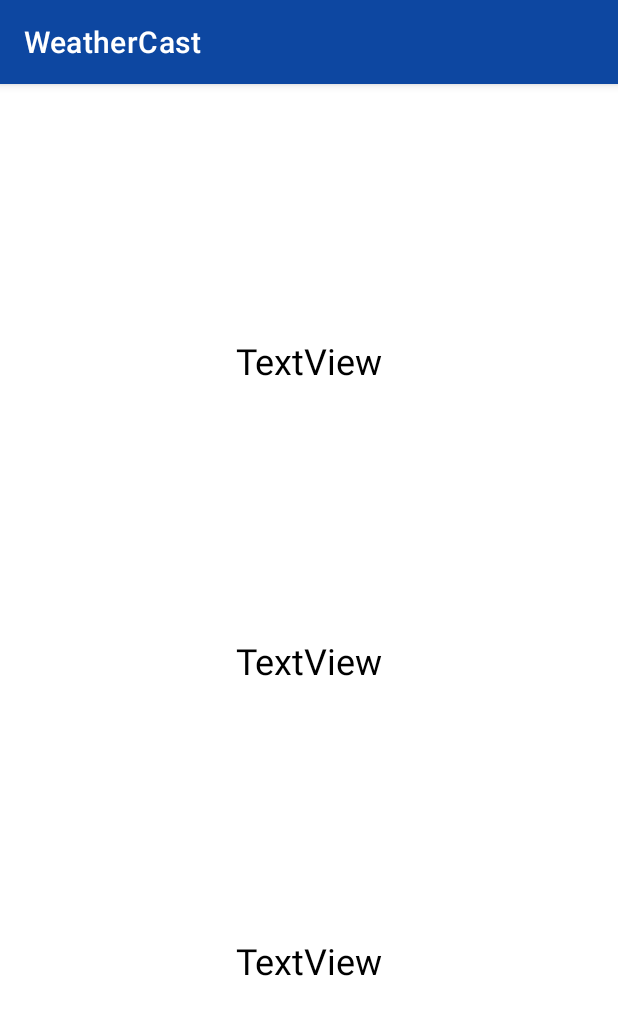
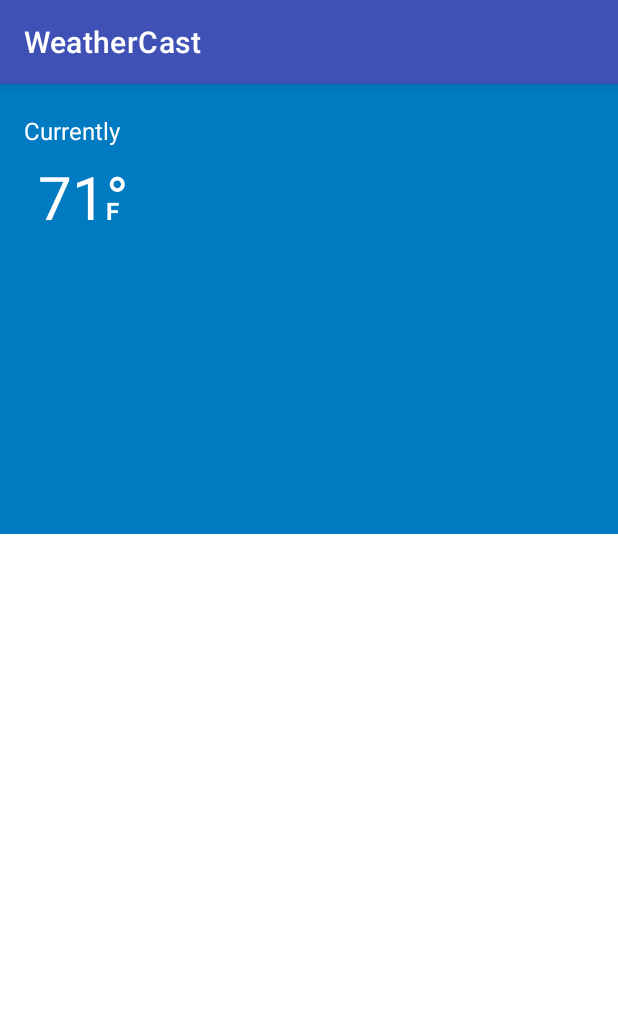
Before and after one commit to thatwaz/WeatherCast, an Android app: the screen it shows after launch (MainActivity), on a phone screen of 412 x 824 dp. Shown: the top 1015 px of the screen. Run offline under Robolectric (Android 15) with nearby library versions, the phone set to English and light mode, and no system bars; libraries missing offline, so code that uses them is left out: com.karumi.dexter.

Commit message:
update data classes for current weather to include sunrise and sunset. start on u.i. for current weather

```diff
--- a/app/src/main/java/com/thatwaz/weathercast/model/weatherresponse/Main.kt
+++ b/app/src/main/java/com/thatwaz/weathercast/model/weatherresponse/Main.kt
@@ -6,18 +6,12 @@ import com.google.gson.annotations.SerializedName
 data class Main(
     @SerializedName("feels_like")
     val feelsLike: Double,
-    @SerializedName("grnd_level")
-    val grndLevel: Int,
     @SerializedName("humidity")
     val humidity: Int,
     @SerializedName("pressure")
     val pressure: Int,
-    @SerializedName("sea_level")
-    val seaLevel: Int,
     @SerializedName("temp")
     val temp: Double,
-    @SerializedName("temp_kf")
-    val tempKf: Double,
     @SerializedName("temp_max")
     val tempMax: Double,
     @SerializedName("temp_min")
--- a/app/src/main/java/com/thatwaz/weathercast/model/weatherresponse/Wind.kt
+++ b/app/src/main/java/com/thatwaz/weathercast/model/weatherresponse/Wind.kt
@@ -6,8 +6,6 @@ import com.google.gson.annotations.SerializedName
 data class Wind(
     @SerializedName("deg")
     val deg: Int,
-    @SerializedName("gust")
-    val gust: Double,
     @SerializedName("speed")
     val speed: Double
 )
--- a/app/src/main/java/com/thatwaz/weathercast/network/WeatherService.kt
+++ b/app/src/main/java/com/thatwaz/weathercast/network/WeatherService.kt
@@ -13,6 +13,7 @@ interface WeatherService {
         @Query("appid") appId: String,
         @Query("lat") latitude: Double,
         @Query("lon") longitude: Double,
+
 
         ): Response<WeatherResponse>
 
--- a/app/src/main/java/com/thatwaz/weathercast/view/ui/CurrentWeatherFragment.kt
+++ b/app/src/main/java/com/thatwaz/weathercast/view/ui/CurrentWeatherFragment.kt
@@ -5,7 +5,6 @@ import android.annotation.SuppressLint
 import android.content.ActivityNotFoundException
 import android.content.Context
 import android.content.Intent
-import android.icu.text.SimpleDateFormat
 import android.location.Location
 import android.location.LocationManager
 import android.net.Uri
@@ -19,8 +18,6 @@ import android.view.View
 import android.view.ViewGroup
 import android.widget.Toast
 import androidx.appcompat.app.AlertDialog
-import androidx.core.content.ContentProviderCompat.requireContext
-import androidx.core.content.ContextCompat.startActivity
 import androidx.fragment.app.viewModels
 import com.google.android.gms.location.FusedLocationProviderClient
 import com.google.android.gms.location.LocationCallback
@@ -38,7 +35,6 @@ import com.thatwaz.weathercast.databinding.FragmentCurrentWeatherBinding
 
 
 import com.google.android.gms.location.*
-import com.thatwaz.weathercast.model.weatherresponse.WeatherResponse
 import com.thatwaz.weathercast.viewmodel.WeatherViewModel
 import java.util.*
 
@@ -64,13 +60,17 @@ class CurrentWeatherFragment : Fragment() {
         viewModel.weatherData.observe(viewLifecycleOwner) { weatherData ->
             // Update the UI with the weather data
             // Use binding to access the views in your fragment layout
-            binding.tvCurrentLocation.text = weatherData?.name
-            binding.tvCurrentWeatherDescription.text = weatherData?.weather?.get(0)?.description
-            val kelvinTemp = weatherData?.main!!.temp
-            val fahrenheitTemp = kelvinTemp.let { (it - 273.15) * 9/5 + 32 }
-            binding.tvCurrentTemperature.text = fahrenheitTemp.toInt().toString() + " \u00B0"
+//            binding.tvCurrentLocation.text = weatherData?.name
+//            binding.tvCurrentWeatherDescription.text = weatherData?.weather?.get(0)?.description
+//            val kelvinTemp = weatherData?.main!!.temp
+//            val fahrenheitTemp = kelvinTemp.let { (it - 273.15) * 9/5 + 32 }
+//            binding.tvCurrentTemperature.text = fahrenheitTemp.toInt().toString() + " \u00B0"
             // ... update other views ...
         }
+
+//        viewModel.sunriseTime.observe(viewLifecycleOwner) { sunriseTime ->
+//            Log.i("DOH!", "Sunrise Time: $sunriseTime")
+//        }
 
 //        viewModel.weatherData.observe(viewLifecycleOwner) { weatherResponse ->
 //            if (weatherResponse != null) {
--- a/app/src/main/res/layout/fragment_current_weather.xml
+++ b/app/src/main/res/layout/fragment_current_weather.xml
@@ -6,42 +6,65 @@
     android:layout_height="match_parent"
     tools:context=".view.ui.CurrentWeatherFragment">
 
+    <androidx.constraintlayout.widget.ConstraintLayout
+        android:id="@+id/cl_top"
+        android:layout_width="match_parent"
+        android:layout_height="300dp"
+        android:background="@color/sky_blue"
+        app:layout_constraintEnd_toEndOf="parent"
+        app:layout_constraintHorizontal_bias="0.0"
+        app:layout_constraintStart_toStartOf="parent"
+        app:layout_constraintTop_toTopOf="parent">
+
+        <TextView
+            android:id="@+id/lbl_currently"
+            android:layout_width="wrap_content"
+            android:layout_height="wrap_content"
+            android:text="Currently"
+            android:layout_marginTop="20dp"
+            android:layout_marginStart="16dp"
+            android:textColor="@color/white"
+            android:textSize="16sp"
+            app:layout_constraintStart_toStartOf="parent"
+            app:layout_constraintTop_toTopOf="parent" />
+
+        <TextView
+            android:id="@+id/tv_current_temperature"
+            android:layout_width="wrap_content"
+            android:layout_height="wrap_content"
+            android:text="71"
+            android:layout_marginTop="6dp"
+            android:textColor="@color/white"
+            android:textSize="40sp"
+            app:layout_constraintStart_toStartOf="@id/lbl_currently"
+            app:layout_constraintTop_toBottomOf="@id/lbl_currently"
+            app:layout_constraintEnd_toEndOf="@id/lbl_currently"/>
+
+        <TextView
+            android:id="@+id/unicode_temperature_symbol"
+            app:layout_constraintTop_toTopOf="@id/tv_current_temperature"
+            app:layout_constraintStart_toStartOf="@id/tv_current_temperature"
+            android:layout_marginStart="35dp"
+            android:textSize="40sp"
+            android:text=" \u00B0"
+            android:textColor="@color/white"
+            android:layout_width="wrap_content"
+            android:layout_height="wrap_content"/>
+
+
     <TextView
-        android:id="@+id/tv_current_weather_description"
+        android:id="@+id/lbl_fahrenheit"
         android:layout_width="wrap_content"
         android:layout_height="wrap_content"
-        android:text="TextView"
-        android:textColor="@color/black"
-        android:textSize="24sp"
-        app:layout_constraintBottom_toBottomOf="parent"
-        app:layout_constraintEnd_toEndOf="parent"
-        app:layout_constraintHorizontal_bias="0.5"
-        app:layout_constraintStart_toStartOf="parent"
-        app:layout_constraintTop_toTopOf="parent" />
+        android:textStyle="bold"
+        app:layout_constraintBaseline_toBaselineOf="@id/tv_current_temperature"
+        app:layout_constraintStart_toEndOf="@id/tv_current_temperature"
+        android:textSize="16sp"
+        android:text="F"
+        android:textColor="@color/white"
+/>
 
-    <TextView
-        android:id="@+id/tvCurrentLocation"
-        android:layout_width="wrap_content"
-        android:layout_height="wrap_content"
-        android:text="TextView"
-        android:textColor="@color/black"
-        android:textSize="24sp"
-        app:layout_constraintBottom_toBottomOf="parent"
-        app:layout_constraintEnd_toEndOf="parent"
-        app:layout_constraintHorizontal_bias="0.5"
-        app:layout_constraintStart_toStartOf="parent"
-        app:layout_constraintTop_toBottomOf="@+id/tv_current_weather_description" />
 
-    <TextView
-        android:id="@+id/tv_current_temperature"
-        android:layout_width="wrap_content"
-        android:layout_height="wrap_content"
-        android:text="TextView"
-        android:textColor="@color/black"
-        android:textSize="24sp"
-        app:layout_constraintBottom_toTopOf="@+id/tv_current_weather_description"
-        app:layout_constraintEnd_toEndOf="parent"
-        app:layout_constraintHorizontal_bias="0.5"
-        app:layout_constraintStart_toStartOf="parent"
-        app:layout_constraintTop_toTopOf="parent" />
 </androidx.constraintlayout.widget.ConstraintLayout>
+
+</androidx.constraintlayout.widget.ConstraintLayout>
--- a/app/src/main/res/values/colors.xml
+++ b/app/src/main/res/values/colors.xml
@@ -7,7 +7,9 @@
     <color name="teal_700">#FF018786</color>
     <color name="black">#FF000000</color>
     <color name="white">#FFFFFFFF</color>
-    <color name="med_blue">#0d47a1</color>
+    <color name="blue_200">#9FA8DA</color>
+    <color name="blue_500">#3F51B5</color>
+    <color name="blue_700">#303F9F</color>
     <color name="dark_blue">#002171</color>
     <color name="sky_blue">#007ac1</color>
     <color name="sky_grey">#62757f</color>
--- a/app/src/main/res/values/themes.xml
+++ b/app/src/main/res/values/themes.xml
@@ -2,8 +2,8 @@
     <!-- Base application theme. -->
     <style name="Theme.WeatherCast" parent="Theme.MaterialComponents.DayNight.DarkActionBar">
         <!-- Primary brand color. -->
-        <item name="colorPrimary">@color/med_blue</item>
-        <item name="colorPrimaryVariant">@color/dark_blue</item>
+        <item name="colorPrimary">@color/blue_500</item>
+        <item name="colorPrimaryVariant">@color/blue_700</item>
         <item name="colorOnPrimary">@color/white</item>
         <!-- Secondary brand color. -->
         <item name="colorSecondary">@color/teal_200</item>
```
Also changed, not shown: app/src/main/java/com/thatwaz/weathercast/model/weatherresponse/.kt (deleted, +0 -27 lines), app/src/main/java/com/thatwaz/weathercast/model/weatherresponse/City.kt (deleted, +0 -23 lines), app/src/main/java/com/thatwaz/weathercast/model/weatherresponse/Rain.kt (deleted, +0 -9 lines), app/src/main/java/com/thatwaz/weathercast/model/weatherresponse/Sys.kt (+10 -2 lines), app/src/main/java/com/thatwaz/weathercast/model/weatherresponse/WeatherResponse.kt (+25 -28 lines), app/src/main/java/com/thatwaz/weathercast/repository/WeatherRepository.kt (+9 -1 lines), app/src/main/java/com/thatwaz/weathercast/viewmodel/WeatherViewModel.kt (+11 -4 lines).
